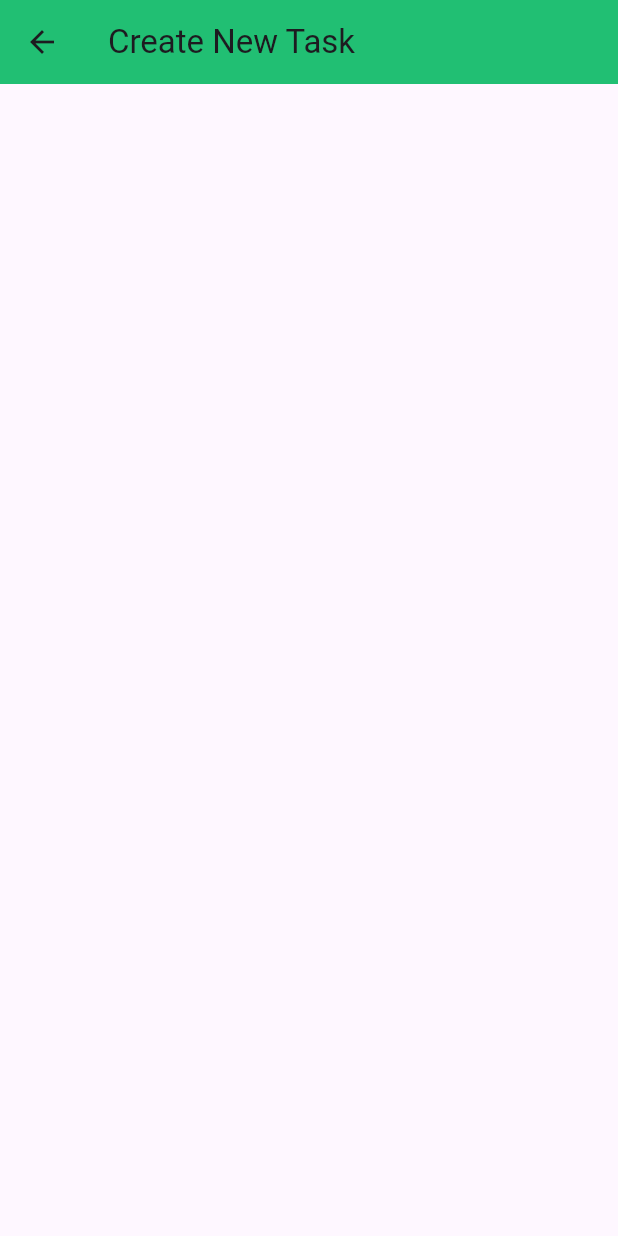
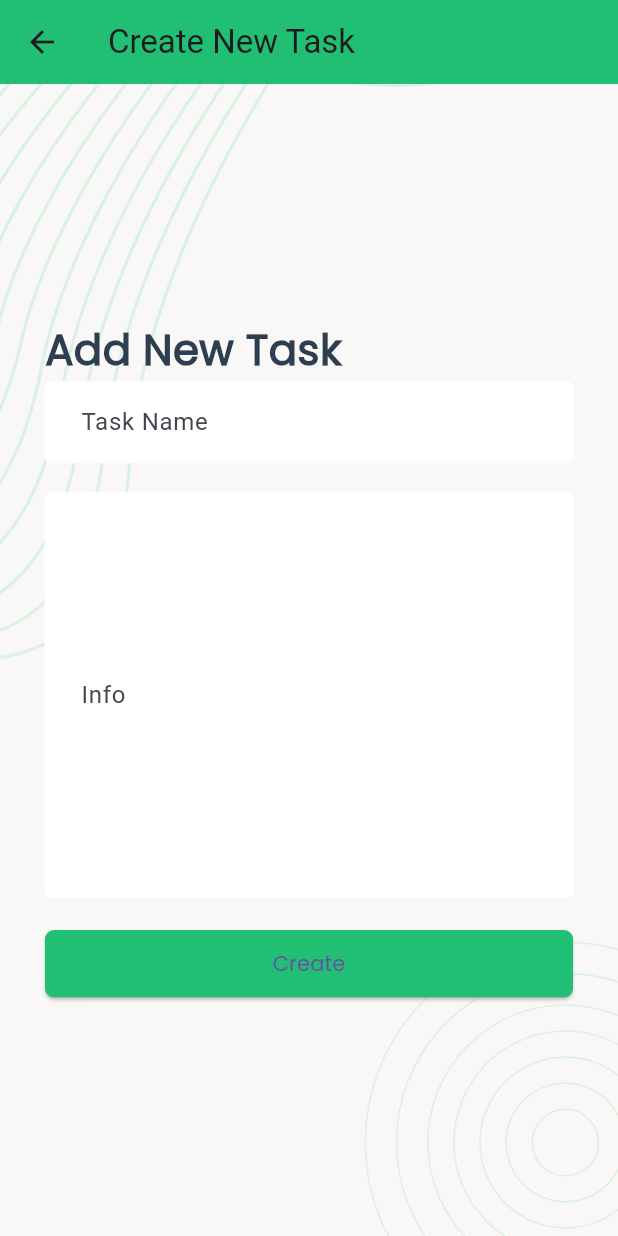
Before and after one commit to imamulanan/Task-Manager-App, a Flutter app: the taskCreateScreen screen opened by its route, on a phone screen of 412 x 824 dp. Run offline on Flutter 3.47's test engine with Material 3 defaults, Android fonts, the phone set to English and light mode, and no system bars; our stand-ins replace flutter_svg, fluttertoast, pin_code_fields, shared_preferences; accounts and stored records are empty; network calls fail.

Commit message:
Update commit

```diff
--- a/lib/screen/task/taskCreateScreen.dart
+++ b/lib/screen/task/taskCreateScreen.dart
@@ -45,6 +45,53 @@ class _taskCreateScreenState extends State<taskCreateScreen> {
   Widget build(BuildContext context) {
     return Scaffold(
       appBar: AppBar(backgroundColor: colorGreen, title: Text('Create New Task')),
+      body: Stack(
+        children: [
+          ScreenBackground(context),
+          Container(
+            alignment: Alignment.center,
+            child: Loading?(Center(child: CircularProgressIndicator())):(SingleChildScrollView(
+              padding: EdgeInsets.all(30),
+              child: Column(
+                mainAxisAlignment: MainAxisAlignment.center,
+                crossAxisAlignment: CrossAxisAlignment.start,
+                children: [
+                  Text("Add New Task", style: Head1Text(colorDarkBlue)),
+                  SizedBox(height: 1),
+                  TextFormField(
+                    onChanged: (Textvalue){
+                      InputOnChange("title",Textvalue);
+                    },
+                    decoration: AppInputDecoration("Task Name"),
+                  ),
+
+                  SizedBox(height: 20),
+
+                  TextFormField(
+                    onChanged: (Textvalue){
+                      InputOnChange("description",Textvalue);
+                    },
+                    maxLines: 10,
+                    decoration: AppInputDecoration("Info"),
+                  ),
+
+                  SizedBox(height: 20),
+
+
+                  Container(child: ElevatedButton(
+                    style: AppButtonStyle(),
+                    child: SuccessButtonChild('Create'),
+                    onPressed: (){
+                      FormOnSubmit();
+                    },
+                  ),),
+                ],
+              ),
+            )),
+          )
+        ],
+      ),
+
     );
   }
 }
```
